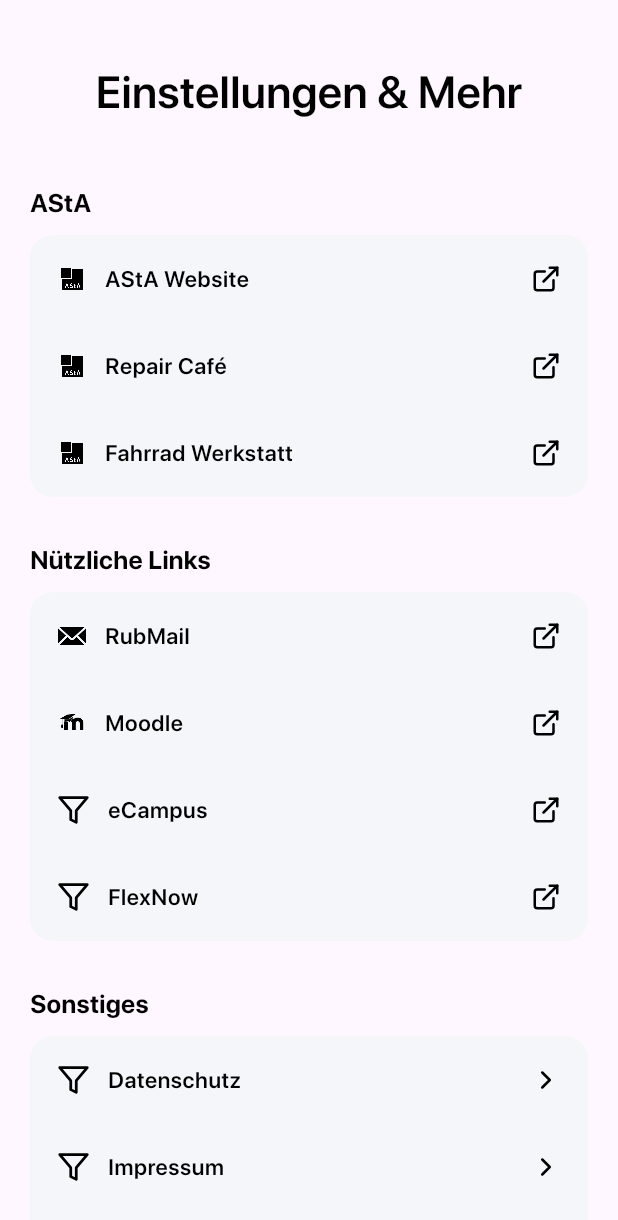
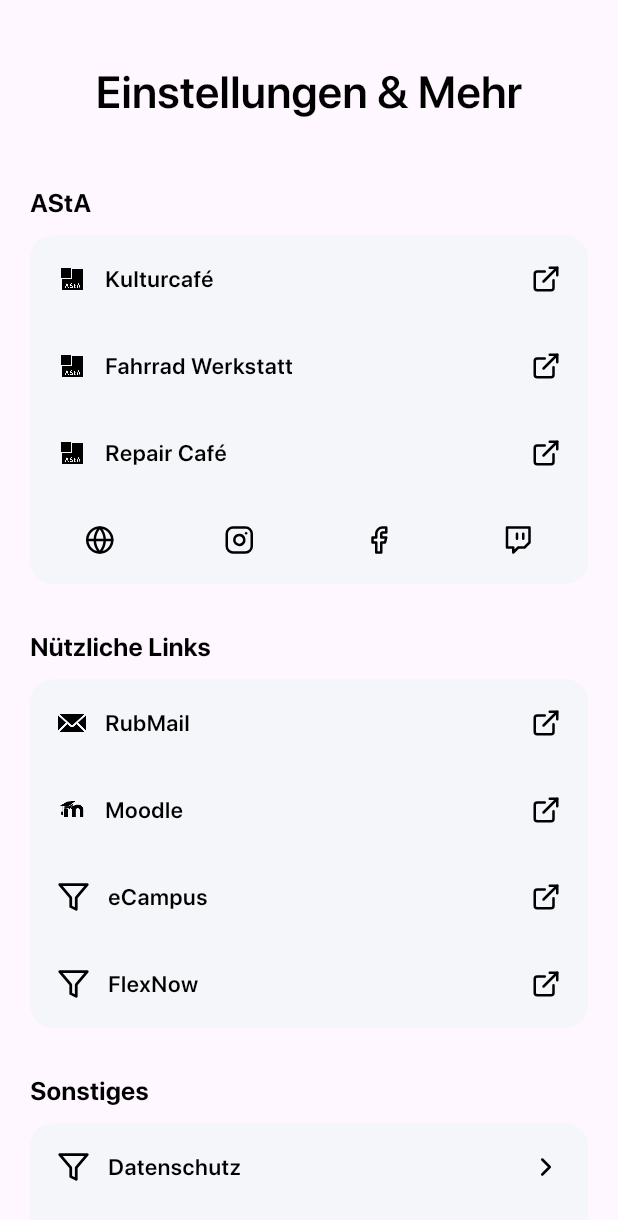
Before and after one commit to astarub/campus_app, a Flutter app: the MorePage screen opened directly with empty values, on a phone screen of 412 x 824 dp. Shown: the top 1220 px of the screen. Run offline on Flutter 3.47's test engine with Material 2 defaults, Android fonts, the phone set to English and light mode, and no system bars; our stand-ins replace cached_network_image, cookie_jar, dartz, dio, dio_cookie_manager, flutter_html and 4 more; missing offline and left inert: flutter_displaymode, snapping_sheet; accounts and stored records are empty; generated files the repository leaves out were written again; project files that could hold a hidden picture were left out.

Commit message:
SocialMedia button
This commit adds the social media button widget in order to save space for AStA-references

```diff
--- a/lib/pages/more/more_page.dart
+++ b/lib/pages/more/more_page.dart
@@ -4,6 +4,7 @@ import 'package:provider/provider.dart';
 import 'package:campus_app/core/themes.dart';
 import 'package:campus_app/pages/home/widgets/page_navigation_animation.dart';
 import 'package:campus_app/pages/more/widgets/external_link_button.dart';
+import 'package:campus_app/pages/more/widgets/button_group.dart';
 
 class MorePage extends StatelessWidget {
   final GlobalKey<NavigatorState> mainNavigatorKey;
@@ -45,21 +46,73 @@ class MorePage extends StatelessWidget {
                       ButtonGroup(
                         headline: 'AStA',
                         buttons: [
-                          ExternalLinkButton(title: 'AStA Website', iconPath: 'assets/img/asta_logo.png', onTap: () {}),
-                          ExternalLinkButton(title: 'Repair Café', iconPath: 'assets/img/asta_logo.png', onTap: () {}),
                           ExternalLinkButton(
-                              title: 'Fahrrad Werkstatt', iconPath: 'assets/img/asta_logo.png', onTap: () {}),
+                              title: 'Kulturcafé', leadingIconPath: 'assets/img/asta_logo.png', onTap: () {}),
+                          ExternalLinkButton(
+                              title: 'Fahrrad Werkstatt', leadingIconPath: 'assets/img/asta_logo.png', onTap: () {}),
+                          ExternalLinkButton(
+                              title: 'Repair Café', leadingIconPath: 'assets/img/asta_logo.png', onTap: () {}),
+                          Container(
+                            decoration: const BoxDecoration(
+                              //color: Colors.black,
+                              borderRadius:
+                                  BorderRadius.only(bottomLeft: Radius.circular(15), bottomRight: Radius.circular(15)),
+                            ),
+                            child: Flex(
+                              direction: Axis.horizontal,
+                              children: [
+                                /* Padding(
+                                  padding: const EdgeInsets.only(left: 51),
+                                  child: Text(
+                                    'Social Media:',
+                                    style: Provider.of<ThemesNotifier>(context)
+                                        .currentThemeData
+                                        .textTheme
+                                        .labelMedium /* !
+                                        .copyWith(color: Colors.black) */
+                                    ,
+                                  ),
+                                ), */
+                                Expanded(
+                                  child: SocialMediaButton(
+                                    iconPath: 'assets/img/icons/website.svg',
+                                    onTap: () {},
+                                  ),
+                                ),
+                                Expanded(
+                                  child: SocialMediaButton(
+                                    iconPath: 'assets/img/icons/instagram.svg',
+                                    onTap: () {},
+                                  ),
+                                ),
+                                Expanded(
+                                  child: SocialMediaButton(
+                                    iconPath: 'assets/img/icons/facebook.svg',
+                                    onTap: () {},
+                                  ),
+                                ),
+                                Expanded(
+                                  child: SocialMediaButton(
+                                    iconPath: 'assets/img/icons/twitch.svg',
+                                    onTap: () {},
+                                  ),
+                                ),
+                              ],
+                            ),
+                          ),
                         ],
                       ),
                       ButtonGroup(
                         headline: 'Nützliche Links',
                         buttons: [
                           ExternalLinkButton(
-                              title: 'RubMail', iconPath: 'assets/img/icons/mail-link.png', onTap: () {}),
+                              title: 'RubMail', leadingIconPath: 'assets/img/icons/mail-link.png', onTap: () {}),
                           ExternalLinkButton(
-                              title: 'Moodle', iconPath: 'assets/img/icons/moodle-link.png', onTap: () {}),
-                          ExternalLinkButton(title: 'eCampus', iconPath: 'assets/img/icons/filter.svg', onTap: () {}),
-                          ExternalLinkButton(title: 'FlexNow', iconPath: 'assets/img/icons/filter.svg', onTap: () {}),
+                              title: 'Moodle', leadingIconPath: 'assets/img/icons/moodle-link.png', onTap: () {}),
+                          ExternalLinkButton(
+                              title: 'eCampus', leadingIconPath: 'assets/img/icons/filter.svg', onTap: () {}),
+                          ExternalLinkButton(
+                              title: 'FlexNow', leadingIconPath: 'assets/img/icons/filter.svg', onTap: () {}),
                         ],
                       ),
                       ButtonGroup(
@@ -67,19 +120,19 @@ class MorePage extends StatelessWidget {
                         buttons: [
                           ExternalLinkButton(
                             title: 'Datenschutz',
-                            iconPath: 'assets/img/icons/filter.svg',
+                            leadingIconPath: 'assets/img/icons/filter.svg',
                             trailingIconPath: 'assets/img/icons/chevron-right.svg',
                             onTap: () {},
                           ),
                           ExternalLinkButton(
                             title: 'Impressum',
-                            iconPath: 'assets/img/icons/filter.svg',
+                            leadingIconPath: 'assets/img/icons/filter.svg',
                             trailingIconPath: 'assets/img/icons/chevron-right.svg',
                             onTap: () {},
                           ),
                           ExternalLinkButton(
                             title: 'Verwendete Ressourcen',
-                            iconPath: 'assets/img/icons/filter.svg',
+                            leadingIconPath: 'assets/img/icons/filter.svg',
                             trailingIconPath: 'assets/img/icons/chevron-right.svg',
                             onTap: () {},
                           ),
--- /dev/null
+++ b/lib/pages/more/widgets/button_group.dart
@@ -0,0 +1,43 @@
+import 'package:flutter/material.dart';
+import 'package:provider/provider.dart';
+
+import 'package:campus_app/core/themes.dart';
+
+class ButtonGroup extends StatelessWidget {
+  final String headline;
+  final List<Widget> buttons;
+
+  const ButtonGroup({
+    Key? key,
+    required this.headline,
+    required this.buttons,
+  }) : super(key: key);
+
+  @override
+  Widget build(BuildContext context) {
+    return Column(
+      crossAxisAlignment: CrossAxisAlignment.start,
+      children: [
+        // Links headline
+        Padding(
+          padding: const EdgeInsets.only(bottom: 10),
+          child: Text(
+            headline,
+            textAlign: TextAlign.left,
+            style: Provider.of<ThemesNotifier>(context).currentThemeData.textTheme.headlineSmall,
+          ),
+        ),
+        Container(
+          margin: const EdgeInsets.only(bottom: 30),
+          decoration: BoxDecoration(
+            color: const Color.fromRGBO(245, 246, 250, 1),
+            borderRadius: BorderRadius.circular(15),
+          ),
+          child: Column(
+            children: buttons,
+          ),
+        ),
+      ],
+    );
+  }
+}
--- a/lib/pages/more/widgets/external_link_button.dart
+++ b/lib/pages/more/widgets/external_link_button.dart
@@ -4,16 +4,27 @@ import 'package:flutter_svg/flutter_svg.dart';
 
 import 'package:campus_app/core/themes.dart';
 
+/// This widget displays a button with a title, leading and trailing icon
+/// in order to open external websites or services
 class ExternalLinkButton extends StatelessWidget {
+  /// The title that is displayed after the leading icon
   final String title;
-  final String iconPath;
+
+  /// The icon that is displayed before the title
+  final String leadingIconPath;
+
+  /// The icon that is displayed on the right side of the button
+  ///
+  /// ATTENTION: Must be an .svg-file
   final String trailingIconPath;
+
+  /// The funciton that is called on button tap
   final VoidCallback onTap;
 
   const ExternalLinkButton({
     Key? key,
     required this.title,
-    required this.iconPath,
+    required this.leadingIconPath,
     this.trailingIconPath = 'assets/img/icons/external-link.svg',
     required this.onTap,
   }) : super(key: key);
@@ -40,15 +51,15 @@ class ExternalLinkButton extends StatelessWidget {
             child: Row(
               children: [
                 // Icon
-                if (iconPath.substring(iconPath.length - 3) == 'svg')
+                if (leadingIconPath.substring(leadingIconPath.length - 3) == 'svg')
                   SvgPicture.asset(
-                    iconPath,
+                    leadingIconPath,
                     color: Colors.black,
                     width: 22,
                   )
                 else
                   Image.asset(
-                    iconPath,
+                    leadingIconPath,
                     color: Colors.black,
                     width: 20,
                     filterQuality: FilterQuality.high,
@@ -83,41 +94,52 @@ class ExternalLinkButton extends StatelessWidget {
   }
 }
 
-class ButtonGroup extends StatelessWidget {
-  final String headline;
-  final List<ExternalLinkButton> buttons;
+/// This widget displays a button with only one centered icon.
+/// It is usually used in a [Row] with multiple instances.
+class SocialMediaButton extends StatelessWidget {
+  /// The icon that should be displayed.
+  ///
+  /// ATTENTION: Must be a .svg-file.
+  final String iconPath;
 
-  const ButtonGroup({
+  /// The funciton that is called on button tap
+  final VoidCallback onTap;
+
+  const SocialMediaButton({
     Key? key,
-    required this.headline,
-    required this.buttons,
+    required this.iconPath,
+    required this.onTap,
   }) : super(key: key);
 
   @override
   Widget build(BuildContext context) {
-    return Column(
-      crossAxisAlignment: CrossAxisAlignment.start,
-      children: [
-        // Links headline
-        Padding(
-          padding: const EdgeInsets.only(bottom: 10),
-          child: Text(
-            headline,
-            textAlign: TextAlign.left,
-            style: Provider.of<ThemesNotifier>(context).currentThemeData.textTheme.headlineSmall,
+    return Container(
+      height: 58,
+      decoration: BoxDecoration(
+        color: const Color.fromRGBO(245, 246, 250, 1),
+        borderRadius: BorderRadius.circular(15),
+      ),
+      child: Material(
+        color: const Color.fromRGBO(245, 246, 250, 1),
+        borderRadius: BorderRadius.circular(15),
+        child: InkWell(
+          onTap: onTap,
+          splashColor: const Color.fromRGBO(0, 0, 0, 0.04),
+          highlightColor: const Color.fromRGBO(0, 0, 0, 0.02),
+          borderRadius: BorderRadius.circular(15),
+          child: Padding(
+            padding: const EdgeInsets.symmetric(horizontal: 18, vertical: 10),
+            child: Padding(
+              padding: const EdgeInsets.all(9),
+              child: SvgPicture.asset(
+                iconPath,
+                height: 22,
+                width: 22,
+              ),
+            ),
           ),
         ),
-        Container(
-          margin: const EdgeInsets.only(bottom: 30),
-          decoration: BoxDecoration(
-            color: const Color.fromRGBO(245, 246, 250, 1),
-            borderRadius: BorderRadius.circular(15),
-          ),
-          child: Column(
-            children: buttons,
-          ),
-        ),
-      ],
+      ),
     );
   }
 }
--- a/pubspec.yaml
+++ b/pubspec.yaml
@@ -53,6 +53,10 @@ flutter:
      - assets/img/icons/help-filled.png
      - assets/img/icons/more.png
      - assets/img/icons/settings.svg
+     - assets/img/icons/instagram.svg
+     - assets/img/icons/facebook.svg
+     - assets/img/icons/twitch.svg
+     - assets/img/icons/website.svg
      - assets/img/icons/mail.svg
      - assets/img/icons/search.svg
      - assets/img/icons/filter.svg
```
Also changed, not shown: assets/img/icons/facebook.svg (added), assets/img/icons/instagram.svg (added), assets/img/icons/twitch.svg (added), assets/img/icons/website.svg (added).
